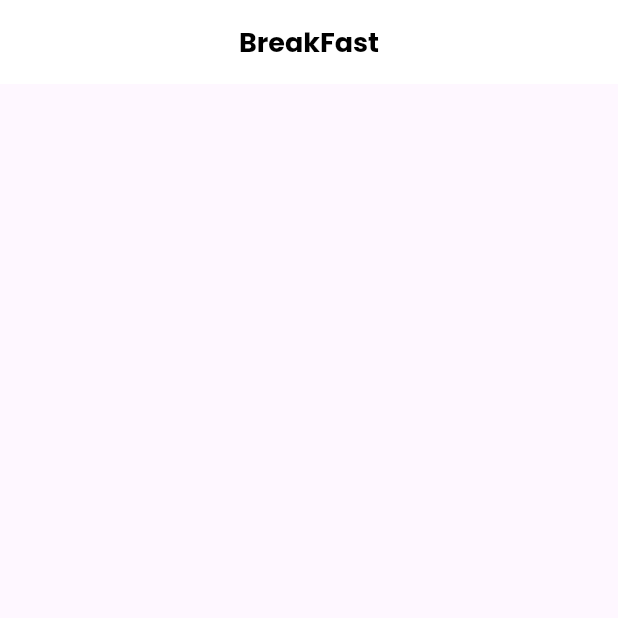
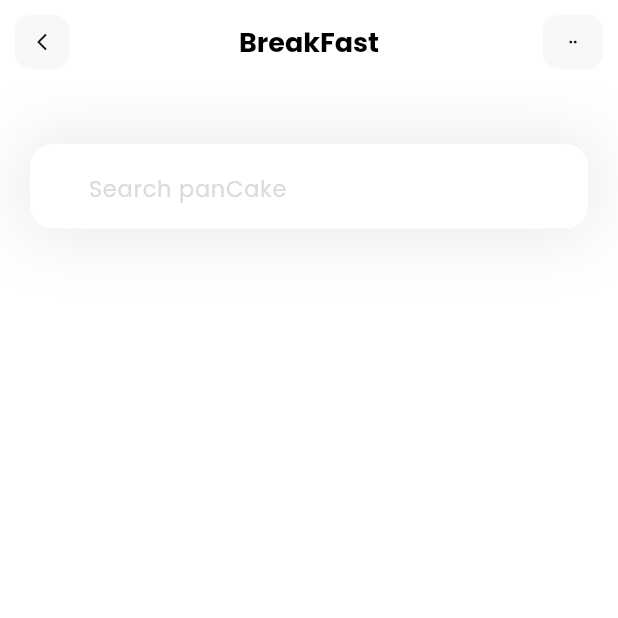
Before and after one commit to sabin79/breakfastUI, a Flutter app: the screen it shows after launch, on a phone screen of 412 x 824 dp, the top half of it. Run offline on Flutter 3.47's test engine with Material 3 defaults, Android fonts, the phone set to English and light mode, and no system bars; our stand-ins replace flutter_svg.

Commit message:
searchfield

```diff
--- a/lib/page/homepage.dart
+++ b/lib/page/homepage.dart
@@ -1,4 +1,5 @@
 import 'package:flutter/material.dart';
+import 'package:flutter_svg/flutter_svg.dart';
 
 class HomePage extends StatefulWidget {
   const HomePage({super.key});
@@ -11,7 +12,59 @@ class _HomePageState extends State<HomePage> {
   @override
   Widget build(BuildContext context) {
     return Scaffold(
-      appBar: AppBar(
+      appBar: appBar(),
+      backgroundColor: Colors.white,
+      body: Column(
+        children: [
+          _searchfield(),
+        ],
+      ),
+    );
+  }
+
+  Container _searchfield() {
+    return Container(
+      margin: const EdgeInsets.only(top: 40, left: 20, right: 20),
+      decoration: BoxDecoration(boxShadow: [
+        BoxShadow(
+            color: const Color(0xff1D1617).withOpacity(0.11),
+            blurRadius: 40,
+            spreadRadius: 1)
+      ]),
+      child: TextField(
+        decoration: InputDecoration(
+            filled: true,
+            fillColor: Colors.white,
+            contentPadding: const EdgeInsets.all(15),
+            hintText: 'Search panCake',
+            hintStyle: const TextStyle(color: Color(0xffDDDADA), fontSize: 15),
+            prefix: SvgPicture.asset('assets/icons/Search.svg'),
+            border: OutlineInputBorder(
+                borderRadius: BorderRadius.circular(15),
+                borderSide: BorderSide.none),
+            suffix: SizedBox(
+              width: 100,
+              child: IntrinsicHeight(
+                child: Row(
+                  mainAxisAlignment: MainAxisAlignment.end,
+                  children: [
+                    const VerticalDivider(
+                      color: Colors.black,
+                      thickness: 0.5,
+                      indent: 10,
+                      endIndent: 10,
+                    ),
+                    SvgPicture.asset('assets/icons/Filter.svg'),
+                  ],
+                ),
+              ),
+            )),
+      ),
+    );
+  }
+
+  AppBar appBar() {
+    return AppBar(
       title: const Text(
         "BreakFast",
         style: TextStyle(
@@ -23,7 +76,37 @@ class _HomePageState extends State<HomePage> {
       backgroundColor: Colors.white,
       centerTitle: true,
       elevation: 0.0,
+      leading: GestureDetector(
+        onTap: () {},
+        child: Container(
+          margin: const EdgeInsets.all(10),
+          alignment: Alignment.center,
+          decoration: BoxDecoration(
+            color: const Color(0xffF7F8F8),
+            borderRadius: BorderRadius.circular(10),
           ),
+          child: SvgPicture.asset("assets/icons/Arrow.svg"),
+        ),
+      ),
+      actions: [
+        GestureDetector(
+          onTap: () {},
+          child: Container(
+            margin: const EdgeInsets.all(10),
+            width: 40,
+            alignment: Alignment.center,
+            decoration: BoxDecoration(
+              color: const Color(0xffF7F8F8),
+              borderRadius: BorderRadius.circular(10),
+            ),
+            child: SvgPicture.asset(
+              "assets/icons/dots.svg",
+              height: 5,
+              width: 5,
+            ),
+          ),
+        ),
+      ],
     );
   }
 }
--- a/pubspec.yaml
+++ b/pubspec.yaml
@@ -60,8 +60,8 @@ flutter:
   uses-material-design: true
 
   # To add assets to your application, add an assets section, like this:
-  # assets:
-  #   - images/a_dot_burr.jpeg
+  assets:
+    - assets/icons/
   #   - images/a_dot_ham.jpeg
 
   # An image asset can refer to one or more resolution-specific "variants", see
```
Also changed, not shown: assets/icons/Arrow.svg (renamed from assets/icons/Arrow - Left 2.svg). Lines whose indentation alone changed are shown as unchanged.
